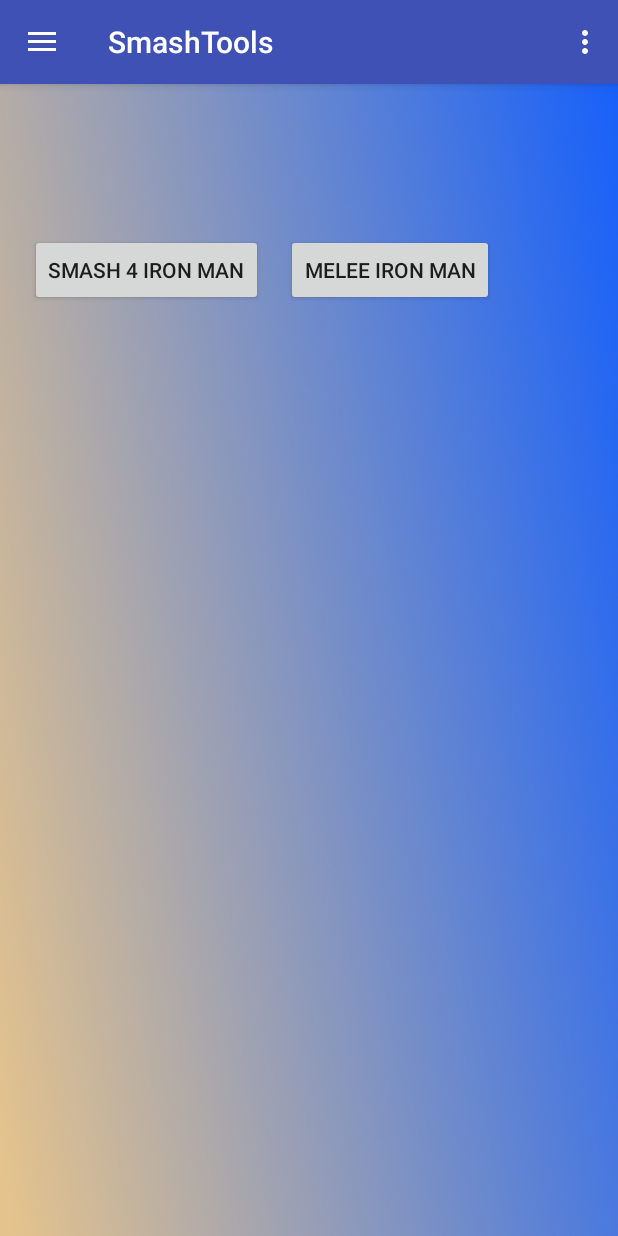
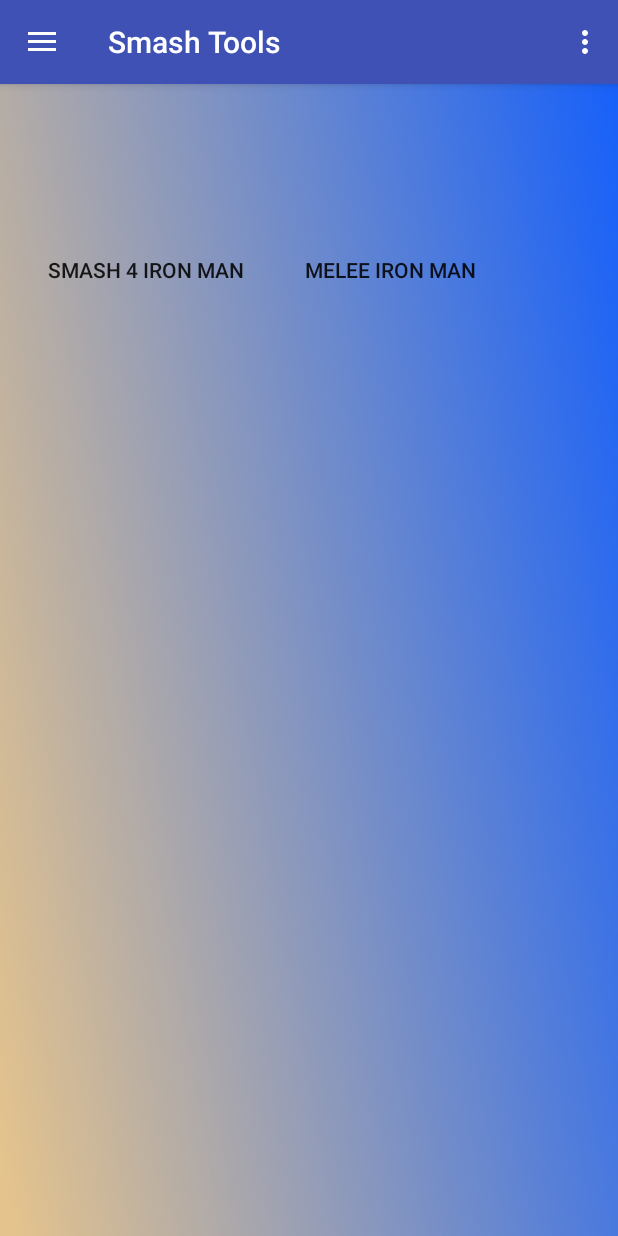
Before and after one commit to joeconstan/SmashTools, an Android app: the screen it shows after launch (MainActivity), on a phone screen of 412 x 824 dp. Run offline under Robolectric (Android 15) with nearby library versions, the phone set to English and light mode, and no system bars.

Commit message:
functional iron mans!

```diff
--- a/app/src/main/AndroidManifest.xml
+++ b/app/src/main/AndroidManifest.xml
@@ -4,14 +4,13 @@
 
     <application
         android:allowBackup="true"
-        android:icon="@mipmap/ic_launcher"
+        android:icon="@drawable/smash4imicon"
         android:label="@string/app_name"
         android:roundIcon="@mipmap/ic_launcher_round"
         android:supportsRtl="true"
         android:theme="@style/AppTheme">
         <activity
             android:name=".MainActivity"
-            android:label="@string/app_name"
             android:theme="@style/AppTheme.NoActionBar">
             <intent-filter>
                 <action android:name="android.intent.action.MAIN" />
--- a/app/src/main/java/com/arealbreakfast/smashtools/MainActivity.java
+++ b/app/src/main/java/com/arealbreakfast/smashtools/MainActivity.java
@@ -92,10 +92,6 @@
         } else if (id == R.id.nav_meleeIM) {
             Intent intent = new Intent(this, MeleeIronMan.class);
             startActivity(intent);
-        } else if (id == R.id.nav_slideshow) {
-
-        } else if (id == R.id.nav_manage) {
-
         }
 
         DrawerLayout drawer = (DrawerLayout) findViewById(R.id.drawer_layout);
--- a/app/src/main/java/com/arealbreakfast/smashtools/Results.java
+++ b/app/src/main/java/com/arealbreakfast/smashtools/Results.java
@@ -23,7 +23,7 @@
         //display characters that the/each person got
         Intent intent = getIntent();
         ArrayList<Integer> chars = intent.getIntegerArrayListExtra("chars");
-        int x = intent.getIntExtra("type", 0); //0 - smash4, 1- melee
+        int x = intent.getIntExtra("type", 0); //0 - smash4, 1 - melee
         int p_num = intent.getIntExtra("players", 2);
         int c_num = chars.size()/p_num; //num of chars per person
 
--- a/app/src/main/res/layout/app_bar_main.xml
+++ b/app/src/main/res/layout/app_bar_main.xml
@@ -16,6 +16,7 @@
             android:layout_width="match_parent"
             android:layout_height="?attr/actionBarSize"
             android:background="?attr/colorPrimary"
+            android:title="Home"
             app:popupTheme="@style/AppTheme.PopupOverlay" />
 
     </android.support.design.widget.AppBarLayout>
--- a/app/src/main/res/layout/content_main.xml
+++ b/app/src/main/res/layout/content_main.xml
@@ -4,36 +4,36 @@
     xmlns:tools="http://schemas.android.com/tools"
     android:layout_width="match_parent"
     android:layout_height="match_parent"
+    android:background="@drawable/background1"
     app:layout_behavior="@string/appbar_scrolling_view_behavior"
     tools:context="com.arealbreakfast.smashtools.MainActivity"
-    tools:showIn="@layout/app_bar_main"
-    android:background="@drawable/background1"
-    >
+    tools:showIn="@layout/app_bar_main">
+
+
 
 
     <Button
+        android:id="@+id/s4IMButton"
+        style="@style/Widget.AppCompat.Button.Borderless"
         android:layout_width="wrap_content"
         android:layout_height="wrap_content"
-        android:id="@+id/s4IMButton"
-        android:text="Smash 4 Iron Man"
         android:layout_marginLeft="20dp"
         android:layout_marginTop="100dp"
         android:onClick="Smash4IM"
-        />
+        android:text="Smash 4 Iron Man" />
 
     <Button
-        android:layout_marginTop="100dp"
-        android:layout_marginRight="20dp"
-        android:layout_toRightOf="@+id/s4IMButton"
-        android:layout_marginLeft="15dp"
+        android:id="@+id/mIMButton"
+        style="@style/Widget.AppCompat.Button.Borderless"
         android:layout_width="wrap_content"
         android:layout_height="wrap_content"
-        android:id="@+id/mIMButton"
-        android:text="Melee Iron Man"
         android:layout_centerHorizontal="true"
+        android:layout_marginLeft="15dp"
+        android:layout_marginRight="20dp"
+        android:layout_marginTop="100dp"
+        android:layout_toRightOf="@+id/s4IMButton"
         android:onClick="MeleeIM"
-        />
-
+        android:text="Melee Iron Man" />
 
 
 </RelativeLayout>
--- a/app/src/main/res/menu/activity_main_drawer.xml
+++ b/app/src/main/res/menu/activity_main_drawer.xml
@@ -4,20 +4,12 @@
     <group android:checkableBehavior="single">
         <item
             android:id="@+id/nav_smash4IM"
-            android:icon="@drawable/smash4imicon"
+            android:icon="@drawable/smash4imicon2"
             android:title="Smash 4 Ironman" />
         <item
             android:id="@+id/nav_meleeIM"
             android:icon="@drawable/meleeimicon"
             android:title="Melee Ironman" />
-        <item
-            android:id="@+id/nav_slideshow"
-            android:icon="@drawable/ic_menu_slideshow"
-            android:title="Placeholder" />
-        <item
-            android:id="@+id/nav_manage"
-            android:icon="@drawable/ic_menu_manage"
-            android:title="Placeholder" />
     </group>
 
 
--- a/app/src/main/res/values/strings.xml
+++ b/app/src/main/res/values/strings.xml
@@ -1,8 +1,7 @@
 <resources>
-    <string name="app_name">SmashTools</string>
+    <string name="app_name">Smash Tools</string>
 
     <string name="navigation_drawer_open">Open navigation drawer</string>
     <string name="navigation_drawer_close">Close navigation drawer</string>
-
     <string name="action_settings">Settings</string>
 </resources>
--- a/app/src/main/res/values/styles.xml
+++ b/app/src/main/res/values/styles.xml
@@ -1,7 +1,7 @@
 <resources>
 
     <!-- Base application theme. -->
-    <style name="AppTheme" parent="Theme.AppCompat.Light.DarkActionBar">
+    <style name="AppTheme" parent="Theme.AppCompat.Light.NoActionBar">
         <!-- Customize your theme here. -->
         <item name="colorPrimary">@color/colorPrimary</item>
         <item name="colorPrimaryDark">@color/colorPrimaryDark</item>
```
Also changed, not shown: app/src/main/res/drawable/smash4imicon.jpg (deleted), app/src/main/res/drawable/smash4imicon.png (added), app/src/main/res/drawable/smash4imicon2.png (added).
